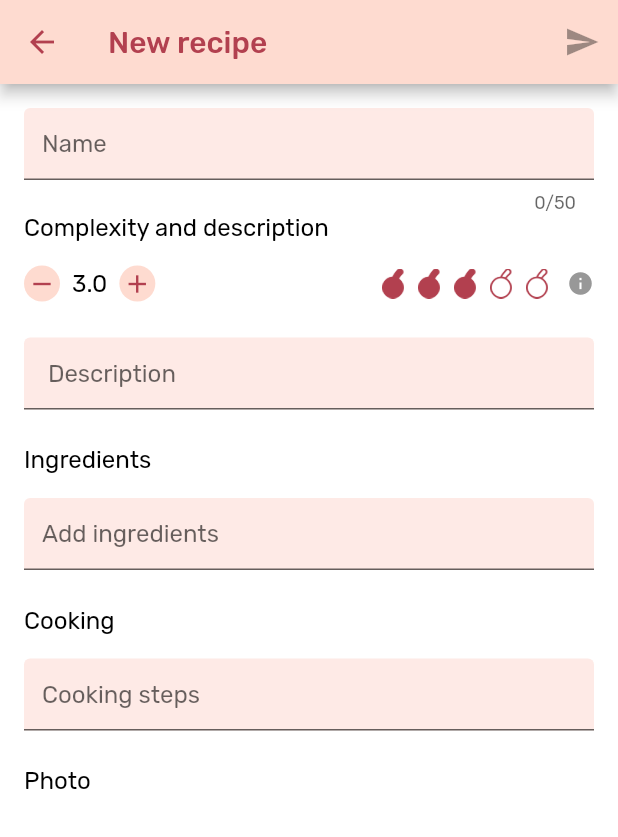
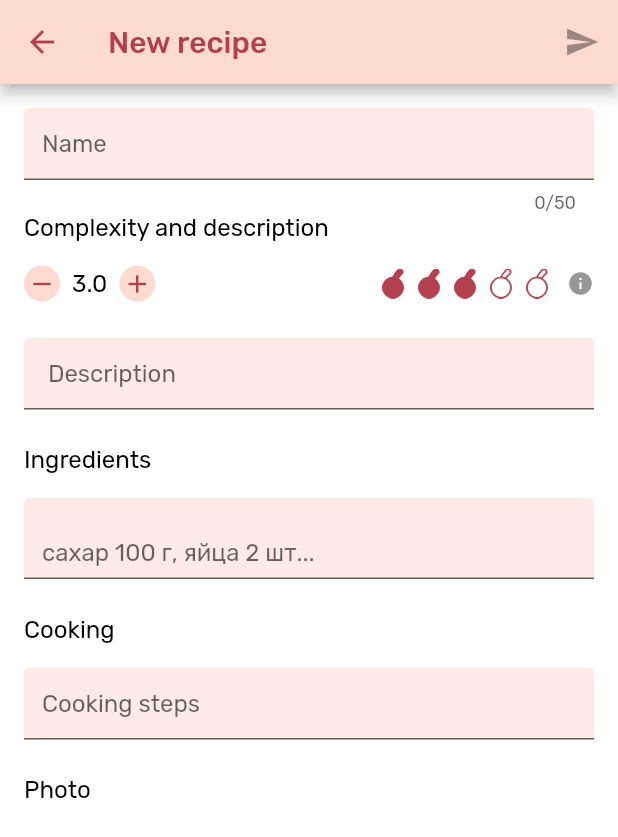
Before and after one commit to TortikiDev/mobile-app, a Flutter app: the CreateRecipeScreen screen opened directly, on a phone screen of 412 x 824 dp. Shown: the top 837 px of the screen. Run offline on Flutter 3.47's test engine with Material 2 defaults, Android fonts, the phone set to English and light mode, and no system bars; drawn by our look-alikes of flutter_chips_input, flutter_rating_bar; our stand-ins replace cached_network_image, dio, equatable, flutter_bloc, image_picker, pinch_zoom and 2 more; accounts and stored records are empty.

Commit message:
add chips input for ingredients, handle ingredients change inside bloc

```diff
--- a/lib/bloc/create_recipe/create_recipe_bloc.dart
+++ b/lib/bloc/create_recipe/create_recipe_bloc.dart
@@ -21,7 +21,6 @@ class CreateRecipeBloc extends BaseBloc<CreateRecipeEvent, CreateRecipeState> {
 
   @override
   Stream<CreateRecipeState> mapEventToState(CreateRecipeEvent event) async* {
-    // TODO: handle bloc events
     if (event is BlocInit) {
     } else if (event is TitleChanged) {
     } else if (event is CreateRecipe) {
@@ -31,6 +30,8 @@ class CreateRecipeBloc extends BaseBloc<CreateRecipeEvent, CreateRecipeState> {
     } else if (event is MinusComplexity) {
       final complexity = max(state.complexity - 0.5, 0.5);
       yield state.copy(complexity: complexity);
+    } else if (event is IngredientsChanged) {
+      yield state.copy(ingredients: event.ingredients);
     }
   }
 
--- a/lib/bloc/create_recipe/create_recipe_event.dart
+++ b/lib/bloc/create_recipe/create_recipe_event.dart
@@ -35,6 +35,15 @@ class DescritpionChanged extends CreateRecipeEvent {
   List<Object> get props => [text];
 }
 
+class IngredientsChanged extends CreateRecipeEvent {
+  final List<String> ingredients;
+
+  IngredientsChanged(this.ingredients);
+
+  @override
+  List<Object> get props => [ingredients];
+}
+
 class CreateRecipe extends CreateRecipeEvent {
   @override
   List<Object> get props => [];
--- /dev/null
+++ b/lib/ui/screens/main/create_recipe/components/complexity_stepper.dart
@@ -0,0 +1,98 @@
+
+
+import 'package:flutter/material.dart';
+import 'package:flutter_bloc/flutter_bloc.dart';
+import 'package:flutter_rating_bar/flutter_rating_bar.dart';
+
+import '../../../../../app_localizations.dart';
+import '../../../../../bloc/create_recipe/index.dart';
+import '../../../../reusable/show_dialog_mixin.dart';
+
+class ComplexityStepper extends StatelessWidget with ShowDialogMixin {
+  final double complexity;
+
+  const ComplexityStepper({Key key, @required this.complexity})
+      : super(key: key);
+
+  @override
+  Widget build(BuildContext context) {
+    final theme = Theme.of(context);
+    return Row(
+      children: [
+        GestureDetector(
+          child: Container(
+            width: 24,
+            height: 24,
+            decoration: BoxDecoration(
+              color: theme.colorScheme.primary,
+              shape: BoxShape.circle,
+            ),
+            child: Icon(
+              Icons.remove,
+              color: theme.colorScheme.onPrimary,
+              size: 20,
+            ),
+          ),
+          onTap: () =>
+              BlocProvider.of<CreateRecipeBloc>(context).add(MinusComplexity()),
+        ),
+        SizedBox(width: 8),
+        Text(
+          complexity.toStringAsFixed(1),
+          style: theme.textTheme.subtitle1,
+        ),
+        SizedBox(width: 8),
+        GestureDetector(
+          child: Container(
+            width: 24,
+            height: 24,
+            decoration: BoxDecoration(
+              color: theme.colorScheme.primary,
+              shape: BoxShape.circle,
+            ),
+            child: Icon(
+              Icons.add,
+              color: theme.colorScheme.onPrimary,
+              size: 20,
+            ),
+          ),
+          onTap: () =>
+              BlocProvider.of<CreateRecipeBloc>(context).add(PlusComplexity()),
+        ),
+        Spacer(),
+        RatingBar(
+          initialRating: complexity,
+          allowHalfRating: true,
+          itemCount: 5,
+          itemSize: 20,
+          onRatingUpdate: null,
+          ratingWidget: RatingWidget(
+            full: _getRatingImage('assets/cherry/cherry_filled.png', theme),
+            half: _getRatingImage('assets/cherry/cherry_half.png', theme),
+            empty: _getRatingImage('assets/cherry/cherry_empty.png', theme),
+          ),
+          itemPadding: EdgeInsets.symmetric(horizontal: 2.0),
+        ),
+        SizedBox(width: 8),
+        GestureDetector(
+          child: Icon(
+            Icons.info,
+            size: 18,
+            color: theme.colorScheme.onSurface,
+          ),
+          onTap: () => _showComplexityInfoDialog(context),
+        ),
+      ],
+    );
+  }
+
+  Image _getRatingImage(String name, ThemeData theme) => Image.asset(
+        name,
+        color: theme.colorScheme.onPrimary,
+      );
+
+  void _showComplexityInfoDialog(BuildContext context) {
+    final localizations = AppLocalizations.of(context);
+    showSimpleDialog(context: context, message: localizations.complexityPrompt);
+  }
+}
--- /dev/null
+++ b/lib/ui/screens/main/create_recipe/components/ingredients_chips_input.dart
@@ -0,0 +1,60 @@
+import 'package:flutter/material.dart';
+import 'package:flutter_chips_input/flutter_chips_input.dart';
+
+import '../../../../../utils/string_is_numeric.dart';
+
+class IngredientsChipsInput extends StatelessWidget {
+  final ThemeData theme;
+  final List<String> initialItems;
+  final Function(List<String>) itemsChanged;
+  final List<String> itemSuggestions;
+  final List<String> unitSuggestions;
+
+  const IngredientsChipsInput({
+    Key key,
+    this.initialItems = const [],
+    @required this.theme,
+    @required this.itemsChanged,
+    @required this.itemSuggestions,
+    @required this.unitSuggestions,
+  }) : super(key: key);
+
+  @override
+  Widget build(BuildContext context) {
+    return ChipsInput<String>(
+      key: ObjectKey(initialItems),
+      keyboardAppearance: theme.brightness,
+      maxChips: 30,
+      initialValue: initialItems,
+      decoration: InputDecoration(hintText: 'сахар 100 г, яйца 2 шт...'),
+      allowChipEditing: true,
+      findSuggestions: (query) {
+        List<String> suggestions;
+        final trimmedQuery = query.trimRight().trimLeft();
+        final lastQueryChar = trimmedQuery.substring(trimmedQuery.length - 1);
+        if (lastQueryChar.isNumeric()) {
+          suggestions =
+              unitSuggestions.map((unit) => '$trimmedQuery $unit').toList();
+        } else {
+          suggestions = itemSuggestions
+              .where((e) => e.contains(trimmedQuery))
+              .toList()
+              .sublist(0, 2);
+        }
+        suggestions.add(trimmedQuery);
+        return suggestions;
+      },
+      onChanged: itemsChanged,
+      chipBuilder: (context, state, tag) => InputChip(
+          key: ValueKey(tag),
+          label: Text(tag),
+          onDeleted: () => state.deleteChip(tag),
+          materialTapTargetSize: MaterialTapTargetSize.shrinkWrap),
+      suggestionBuilder: (context, state, tag) => ListTile(
+        key: ValueKey(tag),
+        title: Text(tag),
+        onTap: () => state.selectSuggestion(tag),
+      ),
+    );
+  }
+}
--- a/lib/ui/screens/main/create_recipe/create_recipe_screen.dart
+++ b/lib/ui/screens/main/create_recipe/create_recipe_screen.dart
@@ -1,10 +1,11 @@
 import 'package:flutter/material.dart';
 import 'package:flutter_bloc/flutter_bloc.dart';
-import 'package:flutter_rating_bar/flutter_rating_bar.dart';
 
 import '../../../../app_localizations.dart';
 import '../../../../bloc/create_recipe/index.dart';
-import '../../../reusable/show_dialog_mixin.dart';
+
+import 'components/complexity_stepper.dart';
+import 'components/ingredients_chips_input.dart';
 
 class CreateRecipeScreen extends StatelessWidget {
   @override
@@ -61,7 +62,7 @@ class CreateRecipeScreen extends StatelessWidget {
                       style: theme.textTheme.subtitle1,
                     ),
                     SizedBox(height: 16),
-                    _ComplexityStepper(complexity: state.complexity),
+                    ComplexityStepper(complexity: state.complexity),
                     SizedBox(height: 24),
                     TextField(
                       maxLines: null,
@@ -76,13 +77,10 @@ class CreateRecipeScreen extends StatelessWidget {
                       style: theme.textTheme.subtitle1,
                     ),
                     SizedBox(height: 16),
-                    TextField(
-                      maxLines: null,
-                      decoration: InputDecoration(
-                        hintText: localizations.addIngredients,
-                      ),
-                      onChanged: (value) => _descriptionChanged(context, value),
-                    ),
+                    IngredientsChipsInput(
+                        theme: theme,
+                        itemsChanged: (ingredients) =>
+                            _inngredientsChanged(context, ingredients)),
                     SizedBox(height: 24),
                     Text(
                       localizations.cooking,
@@ -123,93 +121,9 @@ class CreateRecipeScreen extends StatelessWidget {
     final event = DescritpionChanged(text);
     BlocProvider.of<CreateRecipeBloc>(context).add(event);
   }
-}
 
-class _ComplexityStepper extends StatelessWidget with ShowDialogMixin {
-  final double complexity;
-
-  const _ComplexityStepper({Key key, @required this.complexity})
-      : super(key: key);
-
-  @override
-  Widget build(BuildContext context) {
-    final theme = Theme.of(context);
-    return Row(
-      children: [
-        GestureDetector(
-          child: Container(
-            width: 24,
-            height: 24,
-            decoration: BoxDecoration(
-              color: theme.colorScheme.primary,
-              shape: BoxShape.circle,
-            ),
-            child: Icon(
-              Icons.remove,
-              color: theme.colorScheme.onPrimary,
-              size: 20,
-            ),
-          ),
-          onTap: () =>
-              BlocProvider.of<CreateRecipeBloc>(context).add(MinusComplexity()),
-        ),
-        SizedBox(width: 8),
-        Text(
-          complexity.toStringAsFixed(1),
-          style: theme.textTheme.subtitle1,
-        ),
-        SizedBox(width: 8),
-        GestureDetector(
-          child: Container(
-            width: 24,
-            height: 24,
-            decoration: BoxDecoration(
-              color: theme.colorScheme.primary,
-              shape: BoxShape.circle,
-            ),
-            child: Icon(
-              Icons.add,
-              color: theme.colorScheme.onPrimary,
-              size: 20,
-            ),
-          ),
-          onTap: () =>
-              BlocProvider.of<CreateRecipeBloc>(context).add(PlusComplexity()),
-        ),
-        Spacer(),
-        RatingBar(
-          initialRating: complexity,
-          allowHalfRating: true,
-          itemCount: 5,
-          itemSize: 20,
-          onRatingUpdate: null,
-          ratingWidget: RatingWidget(
-            full: _getRatingImage('assets/cherry/cherry_filled.png', theme),
-            half: _getRatingImage('assets/cherry/cherry_half.png', theme),
-            empty: _getRatingImage('assets/cherry/cherry_empty.png', theme),
-          ),
-          itemPadding: EdgeInsets.symmetric(horizontal: 2.0),
-        ),
-        SizedBox(width: 8),
-        GestureDetector(
-          child: Icon(
-            Icons.info,
-            size: 18,
-            color: theme.colorScheme.onSurface,
-          ),
-          onTap: () => _showComplexityInfoDialog(context),
-        ),
-      ],
-    );
-  }
-
-  Image _getRatingImage(String name, ThemeData theme) => Image.asset(
-        name,
-        color: theme.colorScheme.onPrimary,
-      );
-
-  void _showComplexityInfoDialog(BuildContext context) {
-    final localizations = AppLocalizations.of(context);
-    showSimpleDialog(context: context, message: localizations.complexityPrompt);
+  void _inngredientsChanged(BuildContext context, List<String> ingredients) {
+    final event = IngredientsChanged(ingredients);
+    BlocProvider.of<CreateRecipeBloc>(context).add(event);
   }
 }
--- a/pubspec.yaml
+++ b/pubspec.yaml
@@ -41,6 +41,7 @@ dependencies:
   share: ^0.6.5+4
   image_picker: ^0.6.7+17
   flutter_rating_bar: ^3.2.0+1
+  flutter_chips_input: ^1.9.5
 
 dev_dependencies:
   # Test
```
Also changed, not shown: lib/utils/string_is_numeric.dart (added, +8 -0 lines), pubspec.lock.
